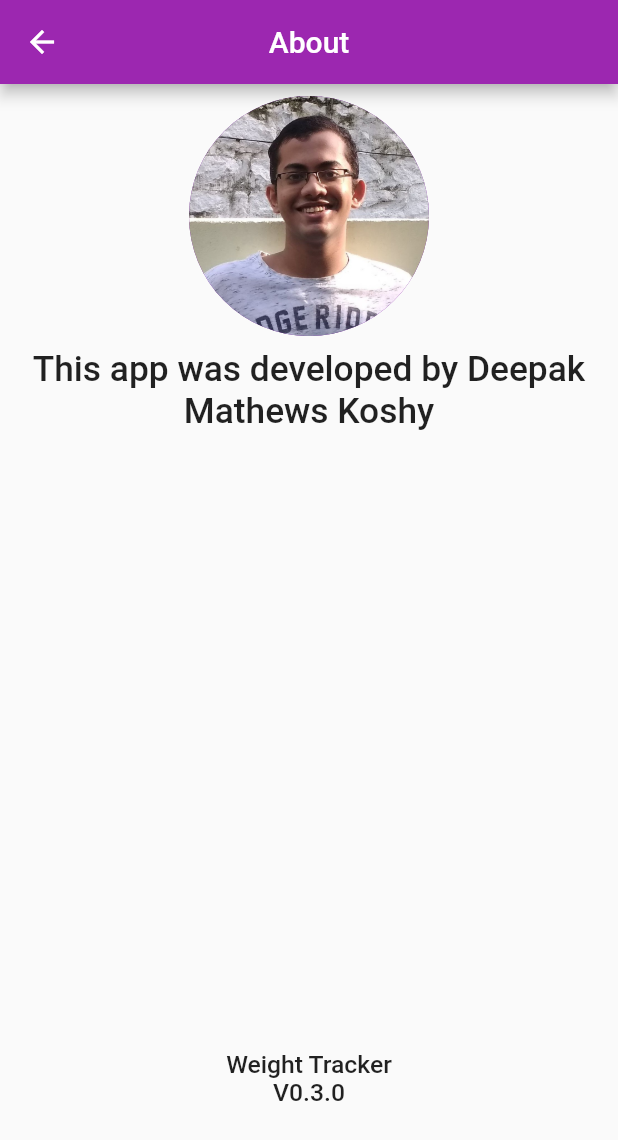
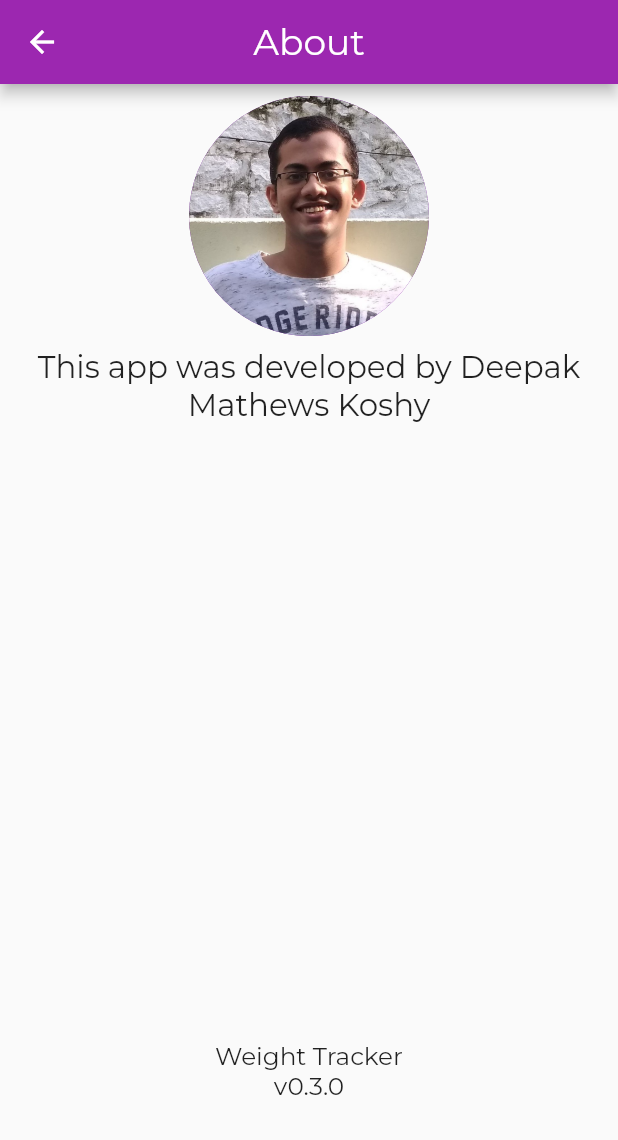
Before and after one commit to deepakmkoshy/Weight_Tracker, a Flutter app: the About screen opened directly, on a phone screen of 412 x 824 dp. Shown: the top 1140 px of the screen. Run offline on Flutter 3.47's test engine with Material 2 defaults, Android fonts, the phone set to English and light mode, and no system bars; our stand-ins replace cloud_firestore, firebase_auth, firebase_core, fl_chart, google_fonts, google_sign_in and 1 more; accounts and stored records are empty.

Commit message:
Added googlefont, minor UI fixes

```diff
--- a/lib/main.dart
+++ b/lib/main.dart
@@ -1,5 +1,6 @@
 import 'package:firebase_core/firebase_core.dart';
 import 'package:flutter/material.dart';
+import 'package:google_fonts/google_fonts.dart';
 import 'package:splashscreen/splashscreen.dart';
 import 'package:wtfbtest/screens/HomePage.dart';
 import 'package:wtfbtest/components/auth.dart';
@@ -26,6 +27,8 @@ class MyApp extends StatelessWidget {
               debugShowCheckedModeBanner: false,
               // routes: routes,
               theme: ThemeData(
+
+                textTheme:GoogleFonts.montserratTextTheme(Theme.of(context).textTheme),
                 primarySwatch: Colors.purple,
               ),
               home: SplashScreen(
--- a/lib/screens/about.dart
+++ b/lib/screens/about.dart
@@ -7,11 +7,15 @@ class About extends StatelessWidget {
   Widget build(BuildContext context) {
     return Scaffold(
       appBar: AppBar(
-        title: Text('About'),
+        title: Text('About',
+        style: Theme.of(context).textTheme.headline5.copyWith(
+          color: Colors.white
+        )),
         centerTitle: true,
+
       ),
       body: DefaultTextStyle(
-        style: Theme.of(context).textTheme.headline6,
+        style: Theme.of(context).textTheme.bodyText2,
         child: Container(
           child: Column(
             mainAxisAlignment: MainAxisAlignment.start,
@@ -30,7 +34,7 @@ class About extends StatelessWidget {
                 "This app was developed by Deepak Mathews Koshy",
                 textAlign: TextAlign.center,
                 style: TextStyle(
-                  fontSize: MediaQuery.of(context).size.height / 35
+                  fontSize: MediaQuery.of(context).size.height / 40
                 ),
               ),
 
@@ -38,8 +42,10 @@ class About extends StatelessWidget {
                 height: MediaQuery.of(context).size.height*0.5,
               ),
 
-              Text("Weight Tracker", style: TextStyle(fontSize: MediaQuery.of(context).size.height / 50),),
-              Text("V0.3.0", style: TextStyle(fontSize: MediaQuery.of(context).size.height / 50),),
+              Text("Weight Tracker", style: TextStyle(fontSize: MediaQuery.of(context).size.height / 50,)
+
+              ),
+              Text("v0.3.0", style: TextStyle(fontSize: MediaQuery.of(context).size.height / 50),),
 
             ],
           ),
--- a/pubspec.yaml
+++ b/pubspec.yaml
@@ -28,6 +28,7 @@ dependencies:
   firebase_auth: ^0.18.4+1
   firebase_core: ^0.5.3
   fl_chart: ^0.12.2
+  google_fonts: ^1.1.1
   google_sign_in: ^4.5.6
   splash: ^0.2.0
   splashscreen: ^1.3.5
@@ -58,7 +59,6 @@ flutter:
     - assets/icons/google_logo.png
     - assets/icons/weight-scale.png
     - assets/images/about_photo.jpg
-
   # An image asset can refer to one or more resolution-specific "variants", see
   # https://flutter.dev/assets-and-images/#resolution-aware.
   # For details regarding adding assets from package dependencies, see
```
Also changed, not shown: lib/screens/HomePage.dart (+6 -2 lines), lib/screens/drawer.dart (+17 -6 lines), lib/screens/loginNew.dart (+5 -5 lines), pubspec.lock.
